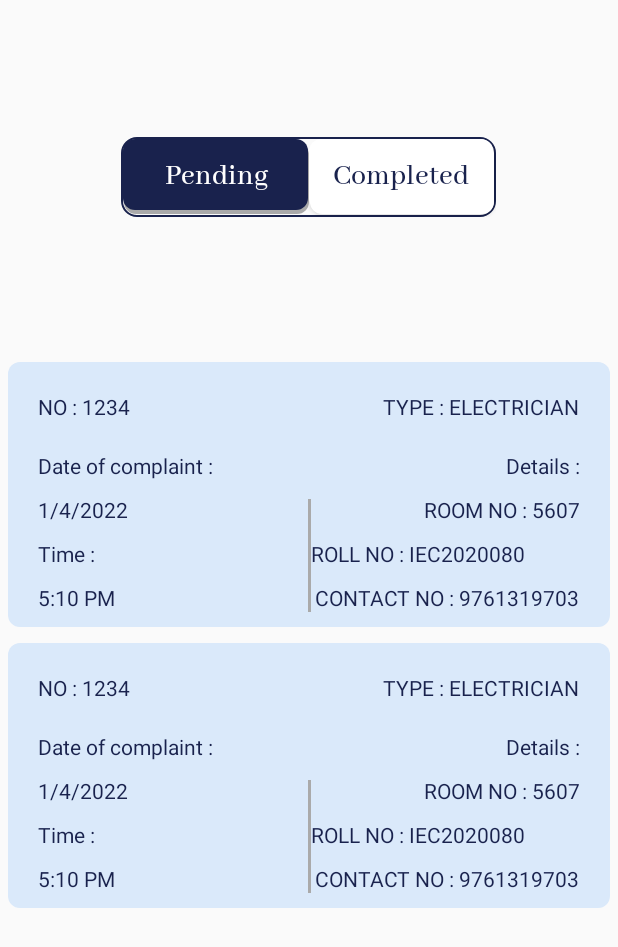
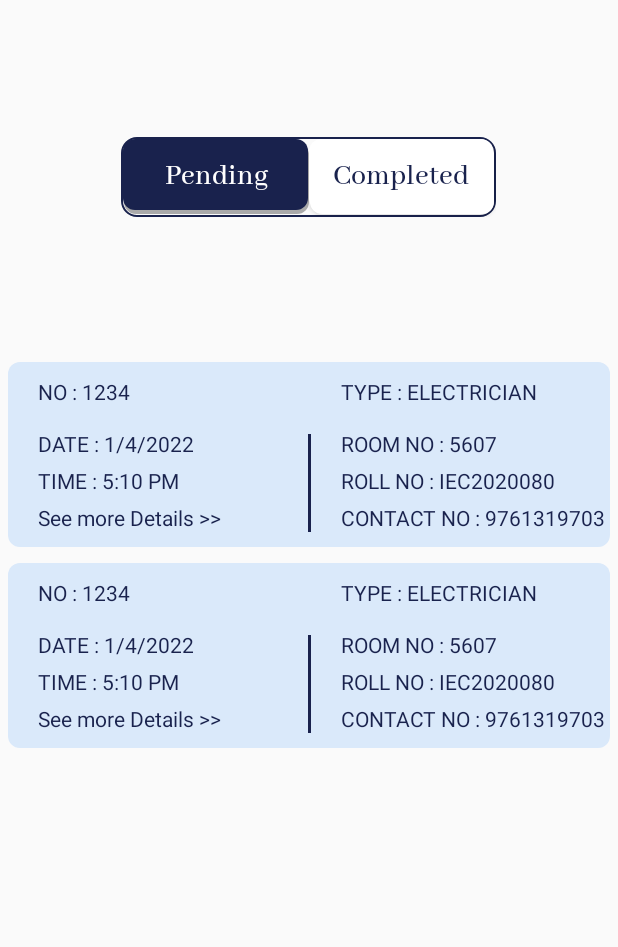
Before and after one commit to DeadliestDemon/Servo, an Android app: the WorkerActivity screen opened directly, with no data from a screen before it, on a phone screen of 412 x 824 dp. Shown: the top 947 px of the screen. Run offline under Robolectric (Android 15) with nearby library versions, the phone set to English and light mode, and no system bars.

Commit message:
Improved student and worker recycler view card layout

```diff
--- a/app/src/main/java/com/example/servo/Adapter/WorkerPendingActivityAdapter.java
+++ b/app/src/main/java/com/example/servo/Adapter/WorkerPendingActivityAdapter.java
@@ -68,8 +68,8 @@ public class WorkerPendingActivityAdapter extends RecyclerView.Adapter<WorkerPen
             txtWRoom.setText("ROOM NO : " + workerPendingInfo.getRoomNO());
             txtWRoll.setText("ROLL NO : " + workerPendingInfo.getRollNO());
             txtWContact.setText("CONTACT NO : " + workerPendingInfo.getContactNo());
-            txtWDate.setText(workerPendingInfo.getDate());
-            txtWTime.setText(workerPendingInfo.getTime());
+            txtWDate.setText("DATE : " + workerPendingInfo.getDate());
+            txtWTime.setText("TIME : " + workerPendingInfo.getTime());
         }
     }
 }
--- a/app/src/main/res/layout/pending_worker_card_layout.xml
+++ b/app/src/main/res/layout/pending_worker_card_layout.xml
@@ -1,6 +1,7 @@
 <?xml version="1.0" encoding="utf-8"?>
 <androidx.constraintlayout.widget.ConstraintLayout xmlns:android="http://schemas.android.com/apk/res/android"
     xmlns:app="http://schemas.android.com/apk/res-auto"
+    xmlns:tools="http://schemas.android.com/tools"
     android:layout_width="match_parent"
     android:layout_height="wrap_content"
     android:layout_margin="5dp"
@@ -16,7 +17,7 @@
         android:layout_width="wrap_content"
         android:layout_height="wrap_content"
         android:layout_marginStart="20dp"
-        android:layout_marginTop="20dp"
+        android:layout_marginTop="10dp"
         android:text="TextView"
         android:textColor="@color/colorPrimary"
         app:layout_constraintStart_toStartOf="parent"
@@ -26,11 +27,11 @@
         android:id="@+id/pwType"
         android:layout_width="wrap_content"
         android:layout_height="wrap_content"
-        android:layout_marginTop="20dp"
-        android:layout_marginEnd="20dp"
+        android:layout_marginStart="20dp"
+        android:layout_marginTop="10dp"
         android:text="TextView"
         android:textColor="@color/colorPrimary"
-        app:layout_constraintEnd_toEndOf="parent"
+        app:layout_constraintStart_toEndOf="@+id/view"
         app:layout_constraintTop_toTopOf="parent" />
 
     <TextView
@@ -38,39 +39,43 @@
         android:layout_width="wrap_content"
         android:layout_height="wrap_content"
         android:layout_marginStart="20dp"
-        android:layout_marginTop="20dp"
-        android:text="@string/doc"
+        android:layout_marginTop="5dp"
+        android:layout_marginBottom="10dp"
+        android:text="@string/moreDetails"
         android:textColor="@color/colorPrimary"
+        app:layout_constraintBottom_toBottomOf="parent"
         app:layout_constraintStart_toStartOf="parent"
-        app:layout_constraintTop_toBottomOf="@+id/pwIdNo" />
+        app:layout_constraintTop_toBottomOf="@+id/pwTime"
+        app:layout_constraintVertical_bias="0.542" />
 
     <TextView
         android:id="@+id/pwRoomNo"
         android:layout_width="wrap_content"
         android:layout_height="wrap_content"
-        android:layout_marginTop="10dp"
-        android:layout_marginEnd="20dp"
+        android:layout_marginStart="20dp"
+        android:layout_marginTop="15dp"
         android:text="TextView"
         android:textColor="@color/colorPrimary"
-        app:layout_constraintEnd_toEndOf="parent"
-        app:layout_constraintTop_toBottomOf="@+id/textView11" />
+        app:layout_constraintStart_toEndOf="@+id/view"
+        app:layout_constraintTop_toBottomOf="@+id/pwType" />
 
     <TextView
         android:id="@+id/pwDate"
         android:layout_width="wrap_content"
         android:layout_height="wrap_content"
         android:layout_marginStart="20dp"
-        android:layout_marginTop="10dp"
+        android:layout_marginTop="15dp"
         android:text="TextView"
         android:textColor="@color/colorPrimary"
         app:layout_constraintStart_toStartOf="parent"
-        app:layout_constraintTop_toBottomOf="@+id/textView5" />
+        app:layout_constraintTop_toBottomOf="@+id/pwIdNo" />
 
     <TextView
         android:id="@+id/pwRollNo"
         android:layout_width="wrap_content"
         android:layout_height="wrap_content"
-        android:layout_marginTop="10dp"
+        android:layout_marginStart="20dp"
+        android:layout_marginTop="5dp"
         android:text="TextView"
         android:textColor="@color/colorPrimary"
         app:layout_constraintStart_toEndOf="@+id/view"
@@ -80,59 +85,35 @@
         android:id="@+id/pwContactNo"
         android:layout_width="wrap_content"
         android:layout_height="wrap_content"
-        android:layout_marginTop="10dp"
-        android:layout_marginEnd="20dp"
+        android:layout_marginStart="20dp"
+        android:layout_marginTop="5dp"
         android:layout_marginBottom="10dp"
         android:text="TextView"
         android:textColor="@color/colorPrimary"
         app:layout_constraintBottom_toBottomOf="parent"
-        app:layout_constraintEnd_toEndOf="parent"
+        app:layout_constraintStart_toEndOf="@+id/view"
         app:layout_constraintTop_toBottomOf="@+id/pwRollNo" />
 
 
     <View
         android:id="@+id/view"
         android:layout_width="2dp"
-        android:layout_height="75dp"
+        android:layout_height="65dp"
         android:layout_marginBottom="10dp"
-        android:background="@android:color/darker_gray"
+        android:background="@color/colorPrimary"
         app:layout_constraintBottom_toBottomOf="parent"
         app:layout_constraintEnd_toEndOf="parent"
         app:layout_constraintStart_toStartOf="parent" />
-
-    <TextView
-        android:id="@+id/Time"
-        android:layout_width="wrap_content"
-        android:layout_height="wrap_content"
-        android:layout_marginStart="20dp"
-        android:layout_marginTop="10dp"
-        android:text="@string/time"
-        android:textColor="@color/colorPrimary"
-        app:layout_constraintStart_toStartOf="parent"
-        app:layout_constraintTop_toBottomOf="@+id/pwDate" />
 
     <TextView
         android:id="@+id/pwTime"
         android:layout_width="wrap_content"
         android:layout_height="wrap_content"
         android:layout_marginStart="20dp"
-        android:layout_marginTop="10dp"
-        android:layout_marginBottom="10dp"
+        android:layout_marginTop="5dp"
         android:text="TextView"
         android:textColor="@color/colorPrimary"
-        app:layout_constraintBottom_toBottomOf="parent"
         app:layout_constraintStart_toStartOf="parent"
-        app:layout_constraintTop_toBottomOf="@+id/Time" />
-
-    <TextView
-        android:id="@+id/textView11"
-        android:layout_width="wrap_content"
-        android:layout_height="wrap_content"
-        android:layout_marginTop="20dp"
-        android:layout_marginEnd="20dp"
-        android:text="@string/details"
-        android:textColor="@color/colorPrimary"
-        app:layout_constraintEnd_toEndOf="parent"
-        app:layout_constraintTop_toBottomOf="@+id/pwType" />
+        app:layout_constraintTop_toBottomOf="@+id/pwDate" />
 
 </androidx.constraintlayout.widget.ConstraintLayout>
--- a/app/src/main/res/values/strings.xml
+++ b/app/src/main/res/values/strings.xml
@@ -35,6 +35,7 @@
     <string name="student">Student</string>
     <string name="pending">Pending</string>
     <string name="completed">Completed</string>
+    <string name="moreDetails">See more Details >></string>
     <string name="doc">Date of complaint : </string>
     <string name="details">Details : </string>
     <string name="time">Time : </string>
```
Also changed, not shown: app/src/main/res/layout/completed_student_worker_card_layout.xml (+20 -18 lines).
